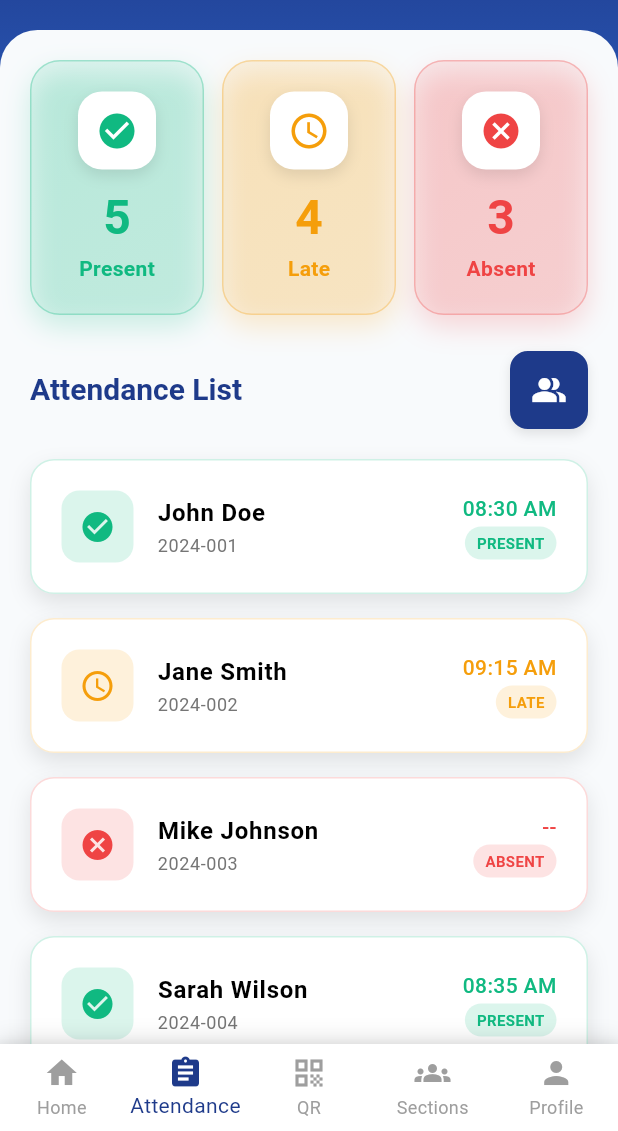
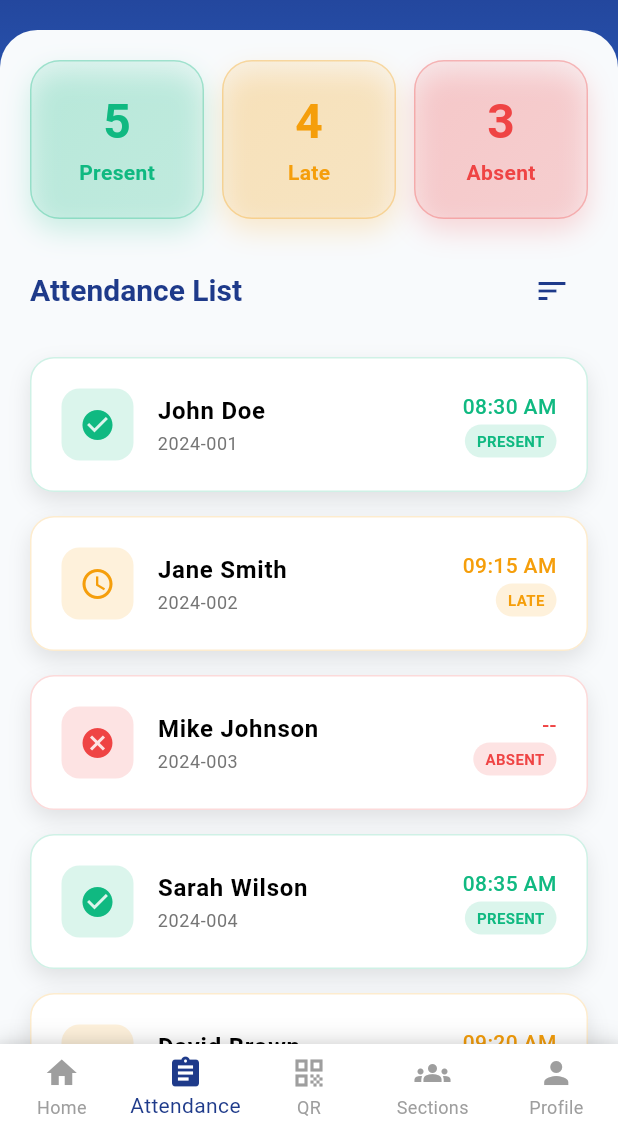
Before and after one commit to Davefgh/Attendance_Monitoring_Mobile, a Flutter app: the AttendanceScreen screen opened directly, on a phone screen of 412 x 824 dp, the part 105-1236 px from its top. Run offline on Flutter 3.47's test engine with Material 3 defaults, Android fonts, the phone set to English and light mode, and no system bars.

Commit message:
fix: resolve the bug in sort

```diff
--- a/lib/screens/attendance_screen.dart
+++ b/lib/screens/attendance_screen.dart
@@ -159,8 +159,15 @@ class _AttendanceScreenState extends State<AttendanceScreen> {
                               ),
                             ),
                             const Spacer(),
-                            // Expandable Sort Icon
-                            _buildExpandableSortIcon(),
+                            IconButton(
+                              onPressed: _showSortSheet,
+                              icon: const Icon(
+                                Icons.sort,
+                                color: Color(0xFF1E3A8A),
+                                size: 24,
+                              ),
+                              splashRadius: 22,
+                            ),
                           ],
                         ),
 
@@ -261,26 +268,6 @@ class _AttendanceScreenState extends State<AttendanceScreen> {
       ),
       child: Column(
         children: [
-          Container(
-            padding: const EdgeInsets.all(12),
-            decoration: BoxDecoration(
-              color: Colors.white,
-              borderRadius: BorderRadius.circular(16),
-              boxShadow: [
-                BoxShadow(
-                  color: Colors.black.withOpacity(0.1),
-                  blurRadius: 8,
-                  offset: const Offset(0, 4),
-                ),
-              ],
-            ),
-            child: Icon(
-              icon,
-              color: color,
-              size: 28,
-            ),
-          ),
-          const SizedBox(height: 12),
           Center(
             child: Text(
               count,
@@ -403,93 +390,60 @@ class _AttendanceScreenState extends State<AttendanceScreen> {
     );
   }
 
-  Widget _buildExpandableSortIcon() {
-    return Stack(
-      children: [
-        // Main All Students Icon
-        GestureDetector(
-          onTap: () => selectSort('all'),
-          onTapDown: (_) => setState(() => isHovering = true),
-          onTapUp: (_) => setState(() => isHovering = false),
-          onTapCancel: () => setState(() => isHovering = false),
-          child: Container(
-            padding: const EdgeInsets.all(12),
-            decoration: BoxDecoration(
-              color: selectedSort == 'all' ? const Color(0xFF1E3A8A) : Colors.white,
-              borderRadius: BorderRadius.circular(12),
-              boxShadow: [
-                BoxShadow(
-                  color: Colors.black.withOpacity(0.1),
-                  blurRadius: 6,
-                  offset: const Offset(0, 3),
+  void _showSortSheet() {
+    showModalBottomSheet(
+      context: context,
+      shape: const RoundedRectangleBorder(
+        borderRadius: BorderRadius.vertical(top: Radius.circular(16)),
+      ),
+      builder: (context) {
+        return SafeArea(
+          child: Padding(
+            padding: const EdgeInsets.all(16),
+            child: Column(
+              mainAxisSize: MainAxisSize.min,
+              crossAxisAlignment: CrossAxisAlignment.start,
+              children: [
+                Text(
+                  'Sort by',
+                  style: Theme.of(context).textTheme.titleMedium?.copyWith(
+                        fontWeight: FontWeight.bold,
+                        color: const Color(0xFF1E3A8A),
+                      ),
                 ),
+                const SizedBox(height: 12),
+                _buildSheetOption('All students', 'all', Icons.people_alt),
+                _buildSheetOption('Present', 'present', Icons.check_circle),
+                _buildSheetOption('Late', 'late', Icons.schedule),
+                _buildSheetOption('Absent', 'absent', Icons.cancel),
               ],
-              border: Border.all(
-                color: selectedSort == 'all' ? const Color(0xFF1E3A8A) : Colors.grey[300]!,
-                width: selectedSort == 'all' ? 2 : 1,
-              ),
-            ),
-            child: Icon(
-              Icons.people_alt,
-              color: selectedSort == 'all' ? Colors.white : Colors.grey[600],
-              size: 24,
             ),
           ),
-        ),
-
-        // Expanded Sort Options (shown when hovering)
-        if (isHovering)
-          Positioned(
-            right: 0,
-            top: 0,
-            child: Container(
-              margin: const EdgeInsets.only(top: 8),
-              padding: const EdgeInsets.all(8),
-              decoration: BoxDecoration(
-                color: Colors.white,
-                borderRadius: BorderRadius.circular(12),
-                boxShadow: [
-                  BoxShadow(
-                    color: Colors.black.withOpacity(0.15),
-                    blurRadius: 10,
-                    offset: const Offset(0, 5),
-                  ),
-                ],
-              ),
-              child: Column(
-                children: [
-                  _buildExpandedSortOption('present', Icons.check_circle),
-                  const SizedBox(height: 8),
-                  _buildExpandedSortOption('late', Icons.schedule),
-                  const SizedBox(height: 8),
-                  _buildExpandedSortOption('absent', Icons.cancel),
-                ],
-              ),
-            ),
-          ),
-      ],
+        );
+      },
     );
   }
 
-  Widget _buildExpandedSortOption(String status, IconData icon) {
-    return GestureDetector(
-      onTap: () => selectSort(status),
-      child: Container(
-        padding: const EdgeInsets.all(8),
-        decoration: BoxDecoration(
-          color: selectedSort == status ? const Color(0xFF1E3A8A) : Colors.white,
-          borderRadius: BorderRadius.circular(8),
-          border: Border.all(
-            color: selectedSort == status ? const Color(0xFF1E3A8A) : Colors.grey[300]!,
-            width: selectedSort == status ? 2 : 1,
-          ),
-        ),
-        child: Icon(
-          icon,
-          color: selectedSort == status ? Colors.white : Colors.grey[600],
-          size: 20,
+  Widget _buildSheetOption(String label, String value, IconData icon) {
+    final bool active = selectedSort == value;
+    return ListTile(
+      dense: true,
+      contentPadding: EdgeInsets.zero,
+      leading: Icon(icon, color: active ? const Color(0xFF1E3A8A) : Colors.grey[600]),
+      title: Text(
+        label,
+        style: TextStyle(
+          color: active ? const Color(0xFF1E3A8A) : Colors.black,
+          fontWeight: active ? FontWeight.w700 : FontWeight.w500,
         ),
       ),
+      trailing: active
+          ? const Icon(Icons.check, color: Color(0xFF1E3A8A))
+          : const SizedBox.shrink(),
+      onTap: () {
+        selectSort(value);
+        Navigator.pop(context);
+      },
     );
   }
 
```
